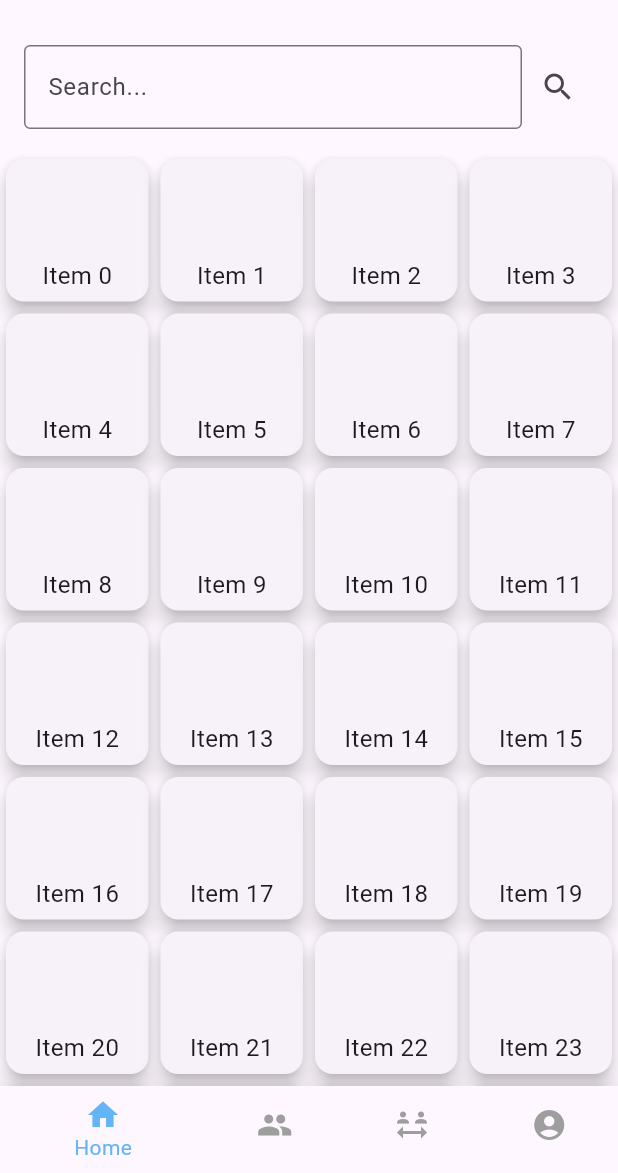
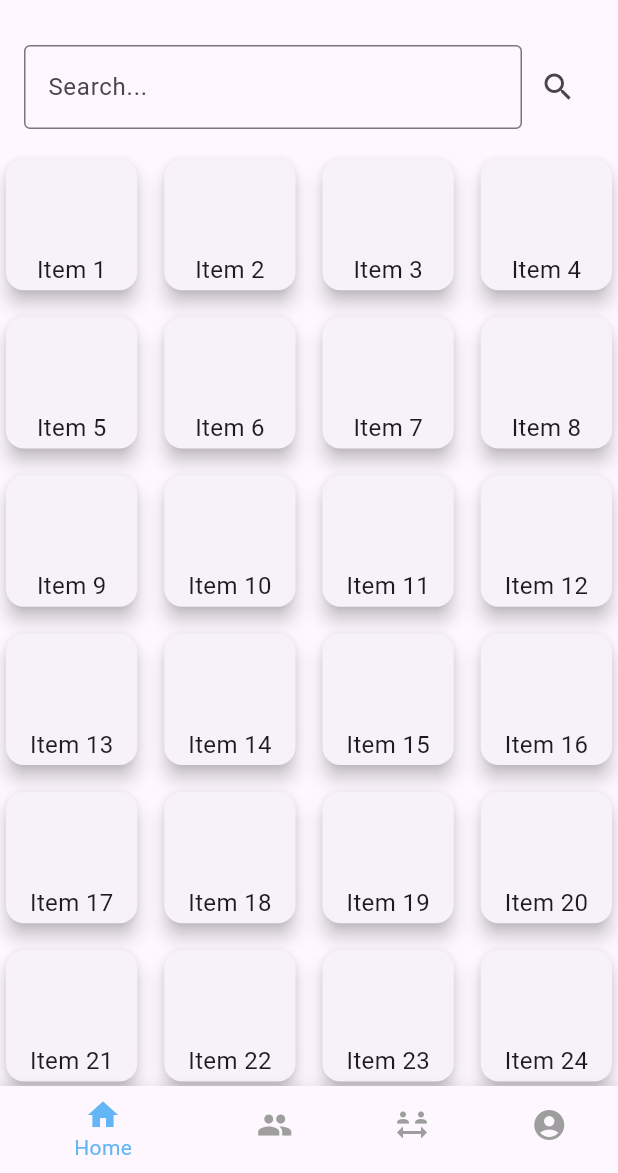
Before and after one commit to B-kash/sign-dictionary, a Flutter app: the screen it shows after launch, after a tap on the "search" icon, on a phone screen of 412 x 824 dp, the part 63-1236 px from its top. Run offline on Flutter 3.47's test engine with Material 3 defaults, Android fonts, the phone set to English and light mode, and no system bars; statements that could not run were skipped.

Commit message:
♻️ fetch new items cleaned up

```diff
--- a/lib/screens/home_screen.dart
+++ b/lib/screens/home_screen.dart
@@ -1,33 +1,20 @@
 import 'package:flutter/material.dart';
-import 'package:sign_dictionary/models/grid_item.model.dart';
+import 'package:sign_dictionary/services/category_fetcher.dart';
 import 'package:sign_dictionary/widgets/infinite_scroll_grid.dart';
 
 class HomeScreen extends StatefulWidget {
+
   @override
   State<StatefulWidget> createState() => _HomeScreenState();
 }
 
 class _HomeScreenState extends State<HomeScreen> {
-  List<GridItem> items = List.generate(
-      100, (index) => GridItem(name: 'Item $index'),
-      growable: true);
-      // TODO: replace this with actual api call may be
-  Future<void> fetchMoreItems() async {
-    await Future.delayed(Duration(seconds: 2));
-    var newItems = List.generate(
-        100, (index) => GridItem(name: 'Item ${items.length + index + 1}')
-        );
-    setState(() {
-      items.addAll(newItems);
-    });
-    print('Fetched more items');
-
-  }
+    final CategoryFetcherService _categoryFetcherService = CategoryFetcherService();
 
   @override
   Widget build(BuildContext context) {
     return Center(
         child:
-            InfiniteScrollGrid(items: items, fetchMoreItems: fetchMoreItems));
+            InfiniteScrollGrid(categoryFetcher: _categoryFetcherService,));
   }
 }
--- a/lib/widgets/infinite_scroll_grid.dart
+++ b/lib/widgets/infinite_scroll_grid.dart
@@ -1,12 +1,13 @@
 import 'package:flutter/material.dart';
+import 'package:sign_dictionary/models/grid_item.model.dart';
+import 'package:sign_dictionary/services/category_fetcher.dart';
 
-import '../models/grid_item.model.dart';
+
 
 class InfiniteScrollGrid extends StatefulWidget {
-  final List<GridItem> items; // The list of items to display
-  final Future<void> Function() fetchMoreItems; // Function to fetch more items
+  final CategoryFetcherService categoryFetcher; // Service to fetch items
 
-  const InfiniteScrollGrid({super.key, required this.items, required this.fetchMoreItems});
+  const InfiniteScrollGrid({super.key, required this.categoryFetcher});
 
   @override
   _InfiniteScrollGridState createState() => _InfiniteScrollGridState();
@@ -14,49 +15,85 @@ class InfiniteScrollGrid extends StatefulWidget {
 
 class _InfiniteScrollGridState extends State<InfiniteScrollGrid> {
   final ScrollController _scrollController = ScrollController();
+  List<GridItem> _items = []; // List to store fetched items
+  bool _isFetching = false; // Track if fetch is in progress
 
   @override
   void initState() {
     super.initState();
+    _fetchInitialItems();
 
-    // Detect when user scrolls to the bottom to load more items
+    // Listen for scroll events to detect end of the list
     _scrollController.addListener(() {
-      if (_scrollController.position.pixels == _scrollController.position.maxScrollExtent) {
-        // Trigger the function to fetch more items when scrolled to the bottom
-        widget.fetchMoreItems();
+      if (_scrollController.position.pixels == _scrollController.position.maxScrollExtent &&
+          !_isFetching) {
+        _fetchMoreItems();
       }
+    });
+  }
+
+  Future<void> _fetchInitialItems() async {
+    setState(() {
+      _isFetching = true;
+    });
+
+    final items = await widget.categoryFetcher.fetchMoreItems(_items.length);
+    setState(() {
+      _items = items;
+      _isFetching = false;
+    });
+  }
+
+  Future<void> _fetchMoreItems() async {
+    setState(() {
+      _isFetching = true;
+    });
+
+    final newItems = await widget.categoryFetcher.fetchMoreItems(_items.length);
+    setState(() {
+      _items.addAll(newItems);
+      _isFetching = false;
     });
   }
 
   @override
   Widget build(BuildContext context) {
-    return GridView.builder(
+    return Stack(
+      children: [
+        GridView.builder(
           controller: _scrollController,
           gridDelegate: const SliverGridDelegateWithFixedCrossAxisCount(
-        crossAxisCount: 4, // Number of items per row
-        crossAxisSpacing: 0, // Space between columns
-        mainAxisSpacing: 0, // Space between rows
+            crossAxisCount: 4,
+            crossAxisSpacing: 10,
+            mainAxisSpacing: 10,
           ),
-      itemCount: widget.items.length, // Total number of items
+          itemCount: _items.length,
           itemBuilder: (context, index) {
-        // Get the current item
-        final item = widget.items[index];
+            final item = _items[index];
             return Card(
               elevation: 5,
               child: Column(
                 mainAxisAlignment: MainAxisAlignment.center,
                 crossAxisAlignment: CrossAxisAlignment.center,
                 children: [
-              // Conditionally display the logo if it's not null
                   item.logo != null
-                  ? Image.network(item.logo!, height: 50, width: 50) // Display logo if available
-                  : SizedBox(height: 50, width: 50), // Placeholder if no logo
-              SizedBox(height: 10),
-              Text(item.name, style: TextStyle(fontSize: 16)), // Display name
+                      ? Image.network(item.logo!, height: 50, width: 50)
+                      : SizedBox(height: 50, width: 50),
+                  const SizedBox(height: 10),
+                  Text(item.name, style: const TextStyle(fontSize: 16)),
                 ],
               ),
             );
           },
+        ),
+        if (_isFetching)
+          Positioned(
+            bottom: 20,
+            left: 0,
+            right: 0,
+            child: Center(child: CircularProgressIndicator()),
+          ),
+      ],
     );
   }
 }
```
Lines whose indentation alone changed are shown as unchanged.
